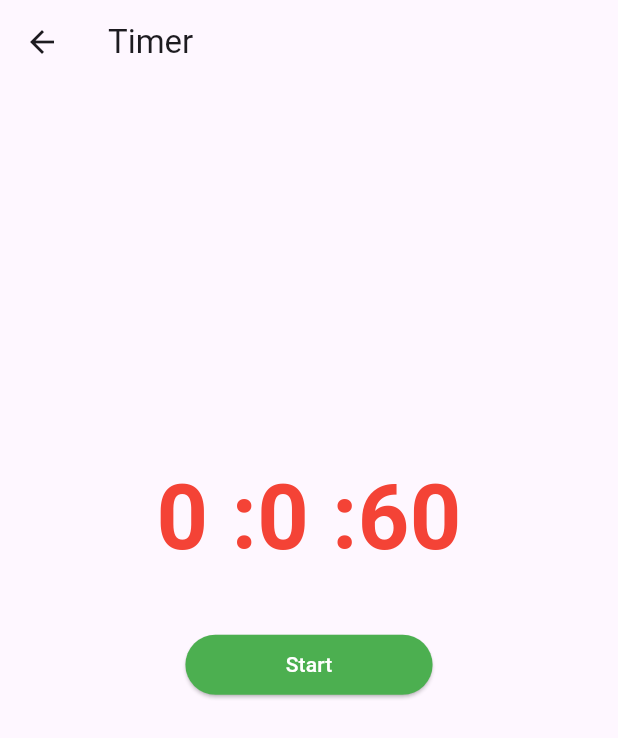
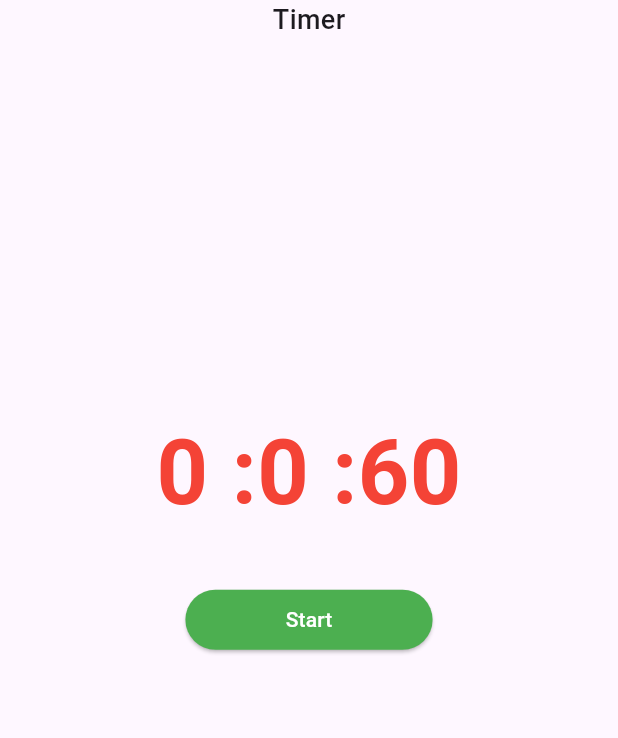
Before and after one commit to khanhluongHA/musicApp_and_weatherApp, a Flutter app: the TimerPage screen opened directly, on a phone screen of 412 x 824 dp. Shown: the top 738 px of the screen. Run offline on Flutter 3.47's test engine with Material 3 defaults, Android fonts, the phone set to English and light mode, and no system bars; our stand-ins replace audio_video_progress_bar, audioplayers, bloc, copy_with_extension, equatable, flutter_bloc and 3 more; accounts and stored records are empty.

Commit message:
sửa logic app timer

```diff
--- a/lib/screens/note_page/home_app.dart
+++ b/lib/screens/note_page/home_app.dart
@@ -121,7 +121,8 @@ class _HomeAppState extends State<HomeApp> {
                                                         .notes[index].title,
                                                     content: state
                                                         .notes[index].content,
-                                                    isStatus: state.notes[index].noteStatus,
+                                                    isStatus: state.notes[index]
+                                                        .noteStatus,
                                                   )));
                                     },
                                     onTapDelete: () {
--- a/lib/screens/timer_page/timer_page.dart
+++ b/lib/screens/timer_page/timer_page.dart
@@ -9,10 +9,11 @@ class TimerPage extends StatelessWidget {
   @override
   Widget build(BuildContext context) {
     final TimerCubit cubit = context.read<TimerCubit>();
-    return Scaffold(
-      appBar: AppBar(
-        title: Text('Timer'),
-      ),
+    return WillPopScope(
+      onWillPop: () async {
+        return false;
+      },
+      child: Scaffold(
         body: SafeArea(
           child: Center(
             child: BlocBuilder<TimerCubit, TimerState>(
@@ -20,13 +21,19 @@ class TimerPage extends StatelessWidget {
                 return Column(
                     crossAxisAlignment: CrossAxisAlignment.center,
                     children: [
+                      const Text(
+                        'Timer',
+                        style: TextStyle(
+                            fontSize: 18, fontWeight: FontWeight.w500),
+                      ),
                       SizedBox(
                         height: MediaQuery.of(context).size.height * 0.3,
                       ),
                       state.second == 0 && state.hour == 0 && state.minute == 0
                           ? const Text(
                               'Done',
-                            style: TextStyle(fontSize: 50, color: Colors.green),
+                              style:
+                                  TextStyle(fontSize: 50, color: Colors.green),
                             )
                           : Row(
                               mainAxisAlignment: MainAxisAlignment.center,
@@ -64,7 +71,8 @@ class TimerPage extends StatelessWidget {
                                 state.second == 0
                                     ? const SizedBox()
                                     : SizedBox(
-                                      width: MediaQuery.of(context).size.width *
+                                        width:
+                                            MediaQuery.of(context).size.width *
                                                 0.3,
                                         child: ElevatedButton(
                                           style: ElevatedButton.styleFrom(
@@ -85,20 +93,30 @@ class TimerPage extends StatelessWidget {
                                   width: state.second == 0 ? 0 : 30,
                                 ),
                                 SizedBox(
-                                width: MediaQuery.of(context).size.width * 0.3,
+                                  width:
+                                      MediaQuery.of(context).size.width * 0.3,
+                                  child:
+                                      BlocListener<TimerCubit, TimerState>(
+                                    listener: (context, state) {
+                                    if(state.status == TimerStatus.end){
+ Navigator.push(
+                                            context,
+                                            MaterialPageRoute(
+                                                builder: (context) =>
+                                                    InputTime()));
+                                    }
+                                    },
                                     child: ElevatedButton(
                                       style: ElevatedButton.styleFrom(
                                           backgroundColor: Colors.grey),
                                       onPressed: () {
-                                    Navigator.push(
-                                        context,
-                                        MaterialPageRoute(
-                                            builder: (context) => InputTime()));
+
                                         cubit.resetTimer();
                                       },
                                       child: const Text(
                                         'Cancel',
                                         style: TextStyle(color: Colors.red),
+                                      ),
                                     ),
                                   ),
                                 ),
@@ -123,6 +141,7 @@ class TimerPage extends StatelessWidget {
             ),
           ),
         ),
+      ),
     );
   }
 }
```
Also changed, not shown: lib/cubit/timer_cubit.dart (+5 -2 lines), lib/screens/weather_page/search_city.dart (+27 -3 lines), lib/screens/weather_page/wather_page.dart (+4 -4 lines), lib/widgets/header_app.dart (added, +40 -0 lines), pubspec.lock, 1 other file. Lines whose indentation alone changed are shown as unchanged.
